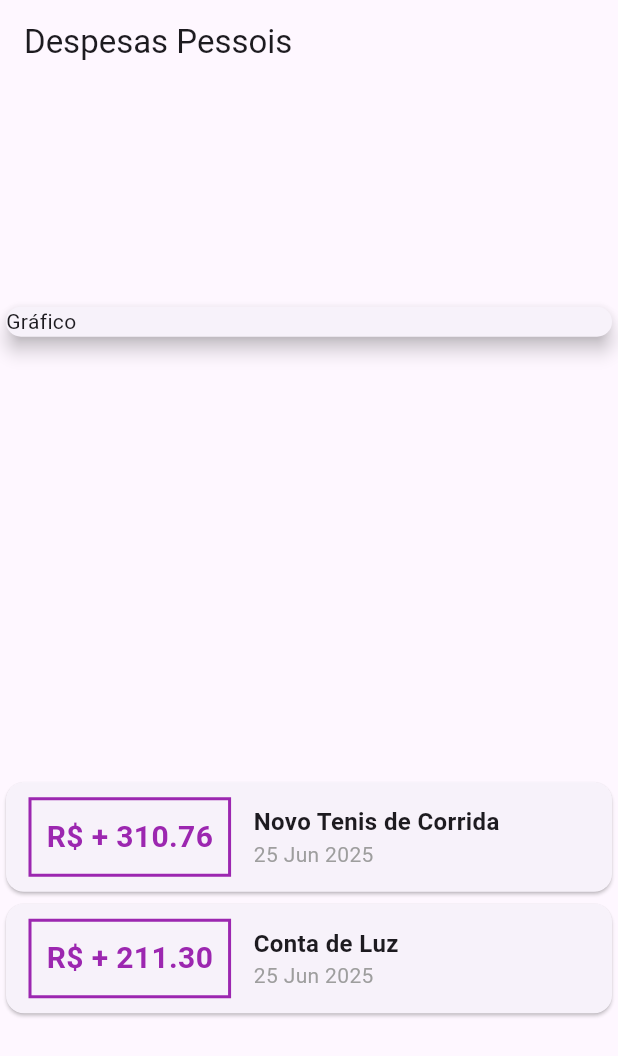
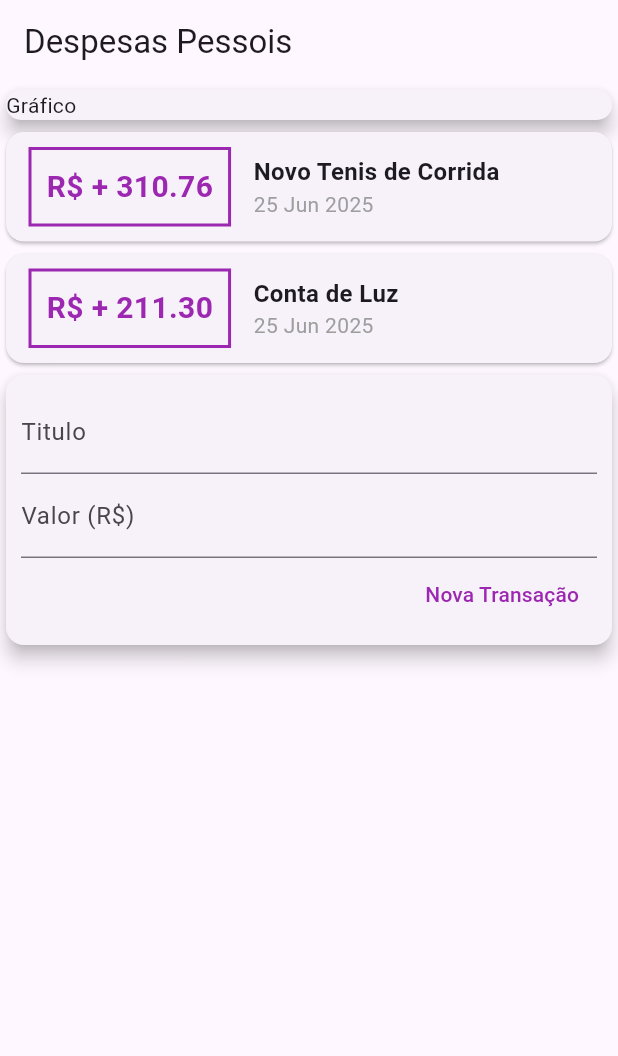
Before and after one commit to PedroH6/expenses, a Flutter app: the screen it shows after launch, on a phone screen of 412 x 824 dp. Shown: the top 1056 px of the screen. Run offline on Flutter 3.47's test engine with Material 3 defaults, Android fonts, the phone set to English and light mode, and no system bars.

Commit message:
usando textButton

```diff
--- a/lib/main.dart
+++ b/lib/main.dart
@@ -38,7 +38,6 @@ class MyHomePage extends StatelessWidget {
     return Scaffold(
       appBar: AppBar(title: Text('Despesas Pessois')),
       body: Column(
-        mainAxisAlignment: MainAxisAlignment.spaceAround,
         crossAxisAlignment: CrossAxisAlignment.stretch,
         children: [
           // ignore: sized_box_for_whitespace
@@ -90,6 +89,32 @@ class MyHomePage extends StatelessWidget {
               );
             }).toList(),
           ),
+          Card(
+            elevation: 5,
+            child: Padding(
+              padding: const EdgeInsets.all(10),
+              child: Column(
+                children: [
+                  TextField(decoration: InputDecoration(labelText: 'Titulo')),
+                  TextField(
+                    decoration: InputDecoration(labelText: 'Valor (R\$)'),
+                  ),
+                  Row(
+                    mainAxisAlignment: MainAxisAlignment.end,
+                    children: [
+                      TextButton(
+                        onPressed: () {},
+                        style: TextButton.styleFrom(
+                          foregroundColor: Colors.purple,
+                        ),
+                        child: Text('Nova Transação'),
+                      ),
+                    ],
+                  ),
+                ],
+              ),
+            ),
+          )
         ],
       ),
     );
```
